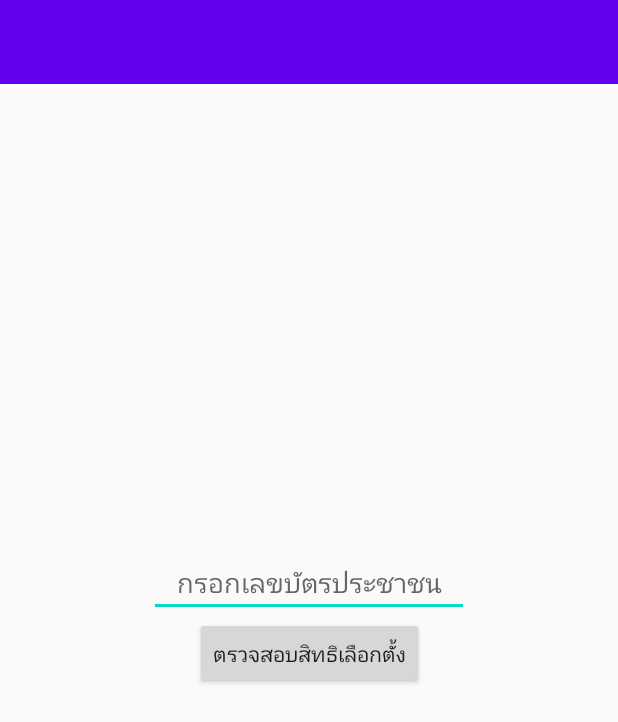
After one commit to chanya1999/smart_vote, an Android app: the CheckID screen opened directly, with no data from a screen before it, on a phone screen of 412 x 824 dp. The commit adds this screen. Shown: the top 722 px of the screen. Run offline under Robolectric (Android 15) with nearby library versions, the phone set to English and light mode, and no system bars.

Commit message:
Initial commit

```diff
--- a/app/src/main/AndroidManifest.xml
+++ b/app/src/main/AndroidManifest.xml
@@ -9,7 +9,8 @@
         android:roundIcon="@mipmap/ic_launcher_round"
         android:supportsRtl="true"
         android:theme="@style/AppTheme">
-        <activity android:name=".MainActivity">
+        <activity android:name=".CheckID"></activity>
+        <activity android:name=".MainActivity" android:theme="@style/Theme.AppCompat.DayNight.NoActionBar">
             <intent-filter>
                 <action android:name="android.intent.action.MAIN" />
 
--- /dev/null
+++ b/app/src/main/java/com/example/smartvote/CheckID.java
@@ -0,0 +1,45 @@
+package com.example.smartvote;
+
+import android.os.Bundle;
+import android.view.View;
+import android.widget.Button;
+import android.widget.EditText;
+import android.widget.Toast;
+
+import androidx.appcompat.app.AlertDialog;
+import androidx.appcompat.app.AppCompatActivity;
+
+public class CheckID extends AppCompatActivity {
+
+    @Override
+    protected void onCreate(Bundle savedInstanceState) {
+        super.onCreate(savedInstanceState);
+        setContentView(R.layout.activity_check_i_d);
+        final EditText idEditText = findViewById(R.id.ID_edit_text);
+        Button checkButton = findViewById(R.id.check_button);
+
+        checkButton.setOnClickListener(new View.OnClickListener() {
+            @Override
+            public void onClick(View view) {
+
+                String ID = idEditText.getText().toString();
+                String ID1 = "1111111111111", ID2 = "2222222222222";
+
+                AlertDialog.Builder alertDialog = new AlertDialog.Builder(CheckID.this);
+                alertDialog.setTitle("ผลการตรวจสอบสิทธิเลือกตั้ง");
+                alertDialog.setPositiveButton("OK",null);
+
+                if(ID.length()<13){
+                    Toast t = Toast.makeText(CheckID.this,"กรุณากรอกหมายเลขบัตรประชาชน 13 หลัก",Toast.LENGTH_LONG);
+                    t.show();
+                }else if(ID.equals(ID1) || ID.equals(ID2)){
+                    alertDialog.setMessage("คุณเป็นผู้มีสิทธิเลือกตั้ง");
+                    alertDialog.show();
+                }else{
+                    alertDialog.setMessage("คุณไม่มีสิทธิเลือกตั้ง");
+                    alertDialog.show();
+                }
+            }
+        });
+    }
+}
--- a/app/src/main/java/com/example/smartvote/MainActivity.java
+++ b/app/src/main/java/com/example/smartvote/MainActivity.java
@@ -1,8 +1,11 @@
 package com.example.smartvote;
 
+import android.content.Intent;
+import android.os.Bundle;
+import android.view.View;
+import android.widget.Button;
+
 import androidx.appcompat.app.AppCompatActivity;
-
-import android.os.Bundle;
 
 public class MainActivity extends AppCompatActivity {
 
@@ -10,5 +13,15 @@ public class MainActivity extends AppCompatActivity {
     protected void onCreate(Bundle savedInstanceState) {
         super.onCreate(savedInstanceState);
         setContentView(R.layout.activity_main);
+
+        Button nextButton = findViewById(R.id.next_button);
+
+        nextButton.setOnClickListener(new View.OnClickListener() {
+            @Override
+            public void onClick(View view) {
+                Intent intent = new Intent(MainActivity.this,CheckID.class);
+                startActivity(intent);
+            }
+        });
     }
 }
--- /dev/null
+++ b/app/src/main/res/layout/activity_check_i_d.xml
@@ -0,0 +1,61 @@
+<?xml version="1.0" encoding="utf-8"?>
+<androidx.constraintlayout.widget.ConstraintLayout xmlns:android="http://schemas.android.com/apk/res/android"
+    xmlns:app="http://schemas.android.com/apk/res-auto"
+    xmlns:tools="http://schemas.android.com/tools"
+    android:layout_width="match_parent"
+    android:layout_height="match_parent"
+    tools:context=".CheckID">
+
+    <androidx.appcompat.widget.Toolbar
+        android:id="@+id/toolbar2"
+        android:layout_width="0dp"
+        android:layout_height="wrap_content"
+        android:background="?attr/colorPrimary"
+        android:minHeight="?attr/actionBarSize"
+        android:theme="?attr/actionBarTheme"
+        app:layout_constraintEnd_toEndOf="parent"
+        app:layout_constraintStart_toStartOf="parent"
+        app:layout_constraintTop_toTopOf="parent">
+
+
+        <TextView
+            android:id="@+id/tv_toolbar_title"
+            android:layout_width="wrap_content"
+            android:layout_height="wrap_content"
+            android:layout_gravity="left"
+            android:gravity="center"
+            android:maxLines="1"
+            android:textColor="@android:color/white"
+            android:textSize="22sp"
+            android:textStyle="normal"
+            tools:text="@string/app_name" />
+
+    </androidx.appcompat.widget.Toolbar>
+
+    <Button
+        android:id="@+id/check_button"
+        android:layout_width="wrap_content"
+        android:layout_height="wrap_content"
+        android:text="ตรวจสอบสิทธิเลือกตั้ง"
+        app:layout_constraintBottom_toBottomOf="parent"
+        app:layout_constraintEnd_toEndOf="@+id/ID_edit_text"
+        app:layout_constraintStart_toStartOf="@+id/ID_edit_text"
+        app:layout_constraintTop_toBottomOf="@+id/ID_edit_text" />
+
+    <EditText
+        android:id="@+id/ID_edit_text"
+        android:layout_width="wrap_content"
+        android:layout_height="wrap_content"
+        android:ems="10"
+        android:hint="กรอกเลขบัตรประชาชน"
+        android:inputType="number"
+        android:maxLength="13"
+        android:textAlignment="center"
+        app:layout_constraintBottom_toTopOf="@+id/check_button"
+        app:layout_constraintEnd_toEndOf="parent"
+        app:layout_constraintStart_toStartOf="parent"
+        app:layout_constraintTop_toTopOf="parent"
+        app:layout_constraintVertical_chainStyle="packed" />
+
+
+</androidx.constraintlayout.widget.ConstraintLayout>
```
